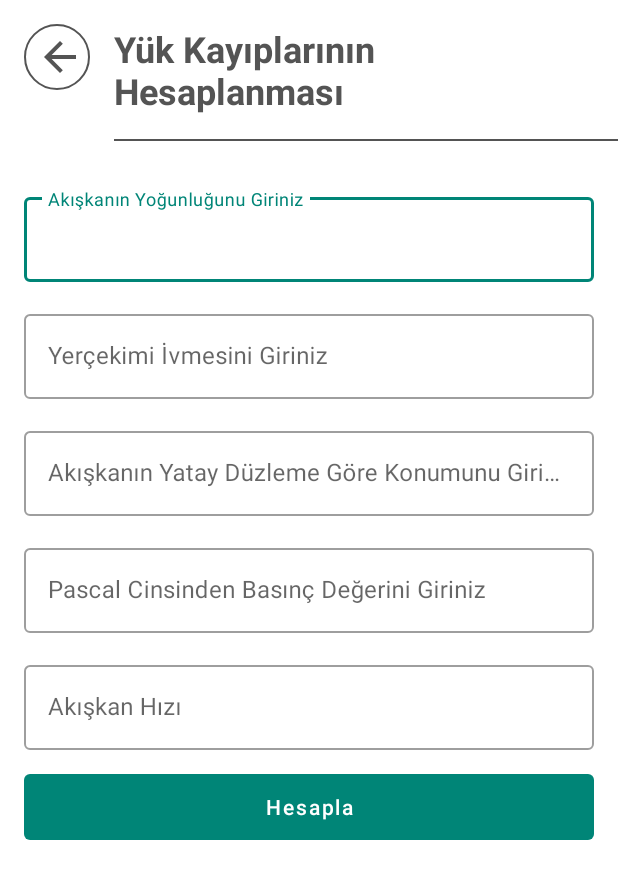
After one commit to nuriefeoglu/MbuProject, an Android app: the CalculateOfLoadLosesActivity screen opened directly, with no data from a screen before it, on a phone screen of 412 x 824 dp. The commit adds this screen. Shown: the top 879 px of the screen. Run offline under Robolectric (Android 15) with nearby library versions, the phone set to English and light mode, and no system bars; our stand-ins replace ButterKnife.

Commit message:
add CalculateOfLoadLosesActivity

```diff
--- /dev/null
+++ b/app/src/main/java/com/nuriefeoglu/mbuproject/calculateofloadloses/CalculateOfLoadLosesActivity.java
@@ -0,0 +1,71 @@
+package com.nuriefeoglu.mbuproject.calculateofloadloses;
+
+import android.widget.TextView;
+
+import com.google.android.material.button.MaterialButton;
+import com.google.android.material.textfield.TextInputEditText;
+import com.nuriefeoglu.mbuproject.Formulas;
+import com.nuriefeoglu.mbuproject.R;
+import com.nuriefeoglu.mbuproject.base.BaseActivity;
+
+import butterknife.BindView;
+
+public class CalculateOfLoadLosesActivity extends BaseActivity implements ICalculateOfLoadLoses {
+
+    @BindView(R.id.edt_akiskan_yogunlugu)
+    TextInputEditText edtAkiskanYogunlugu;
+    @BindView(R.id.edt_yercekimi_ivmesi)
+    TextInputEditText edtYercekimiIvmesi;
+    @BindView(R.id.edt_yatay_duzlem_konumu)
+    TextInputEditText edtAkiskaninYatayDuzlemeGoreKonumu;
+    @BindView(R.id.edt_basinc_degeri)
+    TextInputEditText edtBasincDegeri;
+    @BindView(R.id.edt_akiskan_hizi)
+    TextInputEditText edtAkiskanHizi;
+
+    @BindView(R.id.btn_hesapla)
+    MaterialButton btnHesapla;
+
+    @BindView(R.id.txt_sonuc)
+    TextView txtSonuc;
+
+    @Override
+    protected void viewDidLoad() {
+
+        setupButtonListener();
+
+    }
+
+    @Override
+    protected int layoutRes() {
+        return R.layout.activity_calculate_of_load_loses;
+    }
+
+    @Override
+    public String setHeaderText() {
+        return getStringResource(R.string.calculate_of_load_loses);
+    }
+
+    @Override
+    public void setupButtonListener() {
+        btnHesapla.setOnClickListener(v -> {
+            if (!edtAkiskanYogunlugu.getText().toString().matches("")&&
+            !edtYercekimiIvmesi.getText().toString().matches("")&&
+            !edtAkiskaninYatayDuzlemeGoreKonumu.getText().toString().matches("")&&
+            !edtBasincDegeri.getText().toString().matches("")&&
+            !edtAkiskanHizi.getText().toString().matches("")){
+                Double result = Formulas.calculateOfLoadLoses(
+                        Double.parseDouble(edtAkiskanYogunlugu.getText().toString()),
+                        Double.parseDouble(edtYercekimiIvmesi.getText().toString()),
+                        Double.parseDouble(edtAkiskaninYatayDuzlemeGoreKonumu.getText().toString()),
+                        Double.parseDouble(edtBasincDegeri.getText().toString()),
+                        Double.parseDouble(edtAkiskanHizi.getText().toString())
+                );
+                txtSonuc.setText(String.format("Sonuç : %s",result));
+            }else {
+                showToast(getStringResource(R.string.empty_field));
+            }
+        });
+
+    }
+}
--- /dev/null
+++ b/app/src/main/java/com/nuriefeoglu/mbuproject/calculateofloadloses/ICalculateOfLoadLoses.java
@@ -0,0 +1,8 @@
+package com.nuriefeoglu.mbuproject.calculateofloadloses;
+
+public interface ICalculateOfLoadLoses {
+    void setupHeader();
+    String setHeaderText();
+    void setupButtonListener();
+
+}
--- /dev/null
+++ b/app/src/main/res/layout/activity_calculate_of_load_loses.xml
@@ -0,0 +1,157 @@
+<?xml version="1.0" encoding="utf-8"?>
+<ScrollView xmlns:android="http://schemas.android.com/apk/res/android"
+    xmlns:app="http://schemas.android.com/apk/res-auto"
+    xmlns:tools="http://schemas.android.com/tools"
+    android:layout_width="match_parent"
+    android:layout_height="match_parent"
+    tools:context=".calculateofloadloses.CalculateOfLoadLosesActivity">
+
+    <LinearLayout
+        android:layout_width="match_parent"
+        android:layout_height="wrap_content"
+        android:orientation="vertical">
+
+        <include
+            android:id="@+id/incHeader"
+            layout="@layout/header" />
+
+        <LinearLayout
+            android:layout_width="match_parent"
+            android:layout_height="wrap_content"
+            android:orientation="vertical"
+            android:layout_marginStart="16dp"
+            android:layout_marginEnd="16dp"
+            android:layout_marginTop="16dp">
+
+            <com.google.android.material.textfield.TextInputLayout
+                style="@style/Widget.MaterialComponents.TextInputLayout.OutlinedBox"
+                android:layout_width="match_parent"
+                android:layout_height="wrap_content"
+                android:hint="@string/akiskan_yogunlugu"
+                >
+
+                <com.google.android.material.textfield.TextInputEditText
+                    android:layout_width="match_parent"
+                    android:layout_height="wrap_content"
+                    android:maxLines="1"
+                    android:inputType="number|numberDecimal"
+                    android:id="@+id/edt_akiskan_yogunlugu"
+
+
+                    />
+
+            </com.google.android.material.textfield.TextInputLayout>
+
+            <com.google.android.material.textfield.TextInputLayout
+                style="@style/Widget.MaterialComponents.TextInputLayout.OutlinedBox"
+                android:layout_width="match_parent"
+                android:layout_height="wrap_content"
+                android:layout_marginTop="16dp"
+                android:hint="@string/yercekimi_ivmesi"
+                >
+
+                <com.google.android.material.textfield.TextInputEditText
+                    android:layout_width="match_parent"
+                    android:layout_height="wrap_content"
+                    android:maxLines="1"
+                    android:inputType="number|numberDecimal"
+                    android:id="@+id/edt_yercekimi_ivmesi"
+
+
+                    />
+
+            </com.google.android.material.textfield.TextInputLayout>
+
+            <com.google.android.material.textfield.TextInputLayout
+                style="@style/Widget.MaterialComponents.TextInputLayout.OutlinedBox"
+                android:layout_width="match_parent"
+                android:layout_height="wrap_content"
+                android:layout_marginTop="16dp"
+                android:hint="@string/yatay_duzlem_konumu"
+                >
+
+                <com.google.android.material.textfield.TextInputEditText
+                    android:layout_width="match_parent"
+                    android:layout_height="wrap_content"
+                    android:maxLines="1"
+                    android:inputType="number|numberDecimal"
+                    android:id="@+id/edt_yatay_duzlem_konumu"
+
+
+                    />
+
+            </com.google.android.material.textfield.TextInputLayout>
+
+            <com.google.android.material.textfield.TextInputLayout
+                style="@style/Widget.MaterialComponents.TextInputLayout.OutlinedBox"
+                android:layout_width="match_parent"
+                android:layout_height="wrap_content"
+                android:layout_marginTop="16dp"
+                android:hint="@string/basinc_degeri"
+                >
+
+                <com.google.android.material.textfield.TextInputEditText
+                    android:layout_width="match_parent"
+                    android:layout_height="wrap_content"
+                    android:maxLines="1"
+                    android:inputType="number|numberDecimal"
+                    android:id="@+id/edt_basinc_degeri"
+
+
+                    />
+
+            </com.google.android.material.textfield.TextInputLayout>
+
+            <com.google.android.material.textfield.TextInputLayout
+                style="@style/Widget.MaterialComponents.TextInputLayout.OutlinedBox"
+                android:layout_width="match_parent"
+                android:layout_height="wrap_content"
+                android:layout_marginTop="16dp"
+                android:hint="@string/akiskan_hizi_input"
+                >
+
+                <com.google.android.material.textfield.TextInputEditText
+                    android:layout_width="match_parent"
+                    android:layout_height="wrap_content"
+                    android:maxLines="1"
+                    android:inputType="number|numberDecimal"
+                    android:id="@+id/edt_akiskan_hizi"
+
+
+                    />
+
+            </com.google.android.material.textfield.TextInputLayout>
+
+            <com.google.android.material.button.MaterialButton
+                android:layout_width="match_parent"
+                android:layout_height="44dp"
+                android:insetTop="0dp"
+                android:insetLeft="0dp"
+                android:insetRight="0dp"
+                android:insetBottom="0dp"
+                android:layout_marginTop="16dp"
+                android:textAllCaps="false"
+                android:text="@string/calculate"
+                android:id="@+id/btn_hesapla"
+                android:stateListAnimator="@null"
+                />
+
+            <TextView
+                android:layout_width="match_parent"
+                android:layout_height="match_parent"
+                android:textSize="24sp"
+                android:textColor="#323232"
+                android:layout_gravity="center"
+                android:gravity="center"
+                android:textStyle="bold"
+                android:id="@+id/txt_sonuc"
+                />
+
+
+        </LinearLayout>
+
+
+
+    </LinearLayout>
+
+</ScrollView>
--- a/app/src/main/res/values/strings.xml
+++ b/app/src/main/res/values/strings.xml
@@ -12,4 +12,9 @@
     <string name="birim_boy_maliyet">Birim Boy Fiyatını Giriniz</string>
     <string name="debi">Debi Değerini Giriniz</string>
     <string name="debis">Debi Değerini Giriniz</string>
+    <string name="akiskan_yogunlugu">Akışkanın Yoğunluğunu Giriniz</string>
+    <string name="yercekimi_ivmesi">Yerçekimi İvmesini Giriniz</string>
+    <string name="yatay_duzlem_konumu">Akışkanın Yatay Düzleme Göre Konumunu Giriniz</string>
+    <string name="basinc_degeri">Pascal Cinsinden Basınç Değerini Giriniz</string>
+    <string name="calculate_of_load_loses">Yük Kayıplarının Hesaplanması</string>
 </resources>
```
Also changed, not shown: app/src/main/AndroidManifest.xml (+2 -8 lines), app/src/main/java/com/nuriefeoglu/mbuproject/calculateEconomicDiameterOfThePipe/CalculateEconomicDiameterOfThePipeActivity.java (+16 -16 lines), app/src/main/java/com/nuriefeoglu/mbuproject/home/MainActivity.java (+10 -0 lines), app/src/main/res/layout/activity_main.xml (+13 -0 lines).
